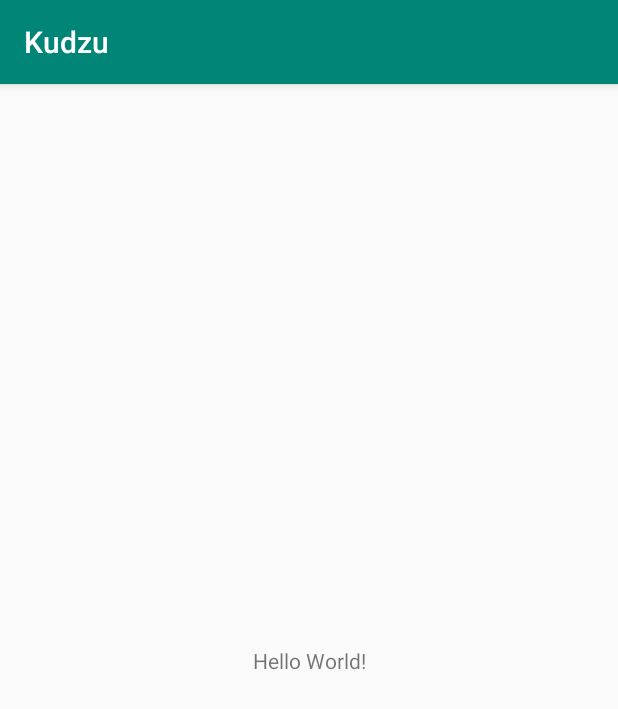
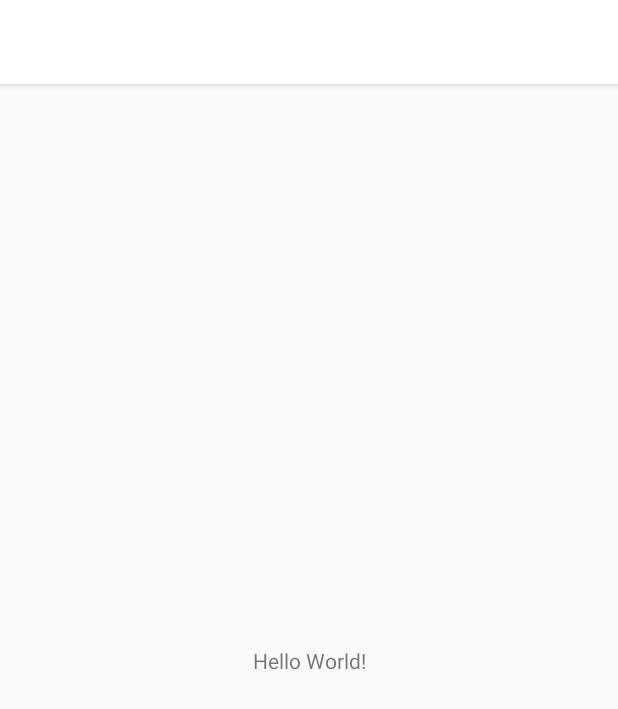
Before and after one commit to david1606/Kudzu, an Android app: the screen it shows after launch (MainActivity), on a phone screen of 412 x 824 dp. Shown: the top 709 px of the screen. Run offline under Robolectric (Android 15) with nearby library versions, the phone set to English and light mode, and no system bars.

Commit message:
1/3/2020 7:25pm

```diff
--- a/app/src/main/AndroidManifest.xml
+++ b/app/src/main/AndroidManifest.xml
@@ -8,7 +8,7 @@
         android:label="@string/app_name"
         android:roundIcon="@mipmap/ic_launcher_round"
         android:supportsRtl="true"
-        android:theme="@style/AppTheme">
+        android:theme="@style/Kudzu.AppTheme">
         <activity android:name=".LoginActivity"></activity>
         <activity android:name=".MainActivity">
             <intent-filter>
--- /dev/null
+++ b/app/src/main/res/values-v21/styles.xml
@@ -0,0 +1,2 @@
+<?xml version="1.0" encoding="utf-8"?>
+<resources></resources>
--- /dev/null
+++ b/app/src/main/res/values-v22/styles.xml
@@ -0,0 +1,2 @@
+<?xml version="1.0" encoding="utf-8"?>
+<resources></resources>
--- a/app/src/main/res/values/colors.xml
+++ b/app/src/main/res/values/colors.xml
@@ -2,5 +2,13 @@
 <resources>
     <color name="colorPrimary">#008577</color>
     <color name="colorPrimaryDark">#00574B</color>
-    <color name="colorAccent">#D81B60</color>
+
+    <color name="colorSecondary">#008577</color>
+    <color name="colorSecondaryDark">#00574B</color>
+
+    <color name="colorAccent">#008C00</color>
+
+    <color name="colorWhite">#FFFFFF</color>
+    <color name="colorBlack">#000000</color>
+
 </resources>
--- a/app/src/main/res/values/styles.xml
+++ b/app/src/main/res/values/styles.xml
@@ -1,11 +1,18 @@
 <resources>
 
     <!-- Base application theme. -->
-    <style name="AppTheme" parent="Theme.AppCompat.Light.DarkActionBar">
+    <style name="Kudzu.AppTheme" parent="Theme.AppCompat.Light.DarkActionBar">
         <!-- Customize your theme here. -->
+        <item name="colorPrimary">@color/colorWhite</item>
+        <item name="colorPrimaryDark">@color/colorWhite</item>
+        <item name="colorAccent">@color/colorAccent</item>
+    </style>
+
+    <style name="Kudzu.AppTheme.NoActionBar" parent="Theme.AppCompat.Light.NoActionBar">
         <item name="colorPrimary">@color/colorPrimary</item>
         <item name="colorPrimaryDark">@color/colorPrimaryDark</item>
         <item name="colorAccent">@color/colorAccent</item>
+        <item name="android:windowLightStatusBar">true</item>
     </style>
 
 </resources>
```
